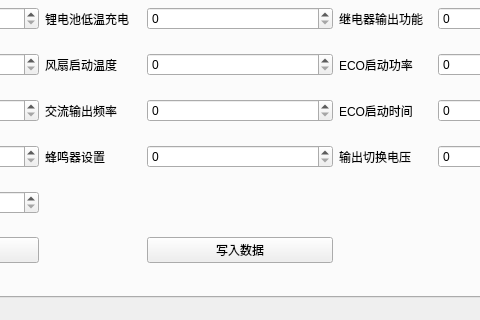
Above: ui/pf_off_inverter_layout.ui from xxxy-bit/SRNE_UP before the change; both pictures show x 296 to 776 and y 275 to 595 of the 970 by 595 pixel window. Below: the same form after it.
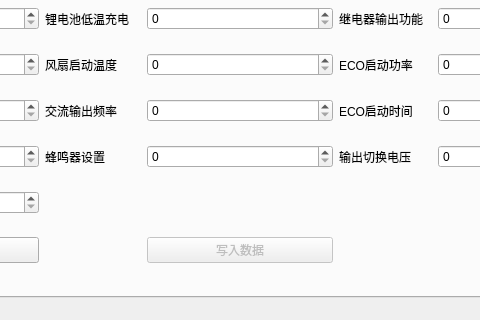
That is the form after the change. The open tabs and pages were chosen to show the change.

Diff of the .ui file:
```diff
--- a/ui/pf_off_inverter_layout.ui
+++ b/ui/pf_off_inverter_layout.ui
@@ -903,6 +903,9 @@
           </item>
           <item row="10" column="4">
            <widget class="QPushButton" name="ivpo_write_data">
+            <property name="enabled">
+             <bool>false</bool>
+            </property>
             <property name="text">
              <string>写入数据</string>
             </property>
```
